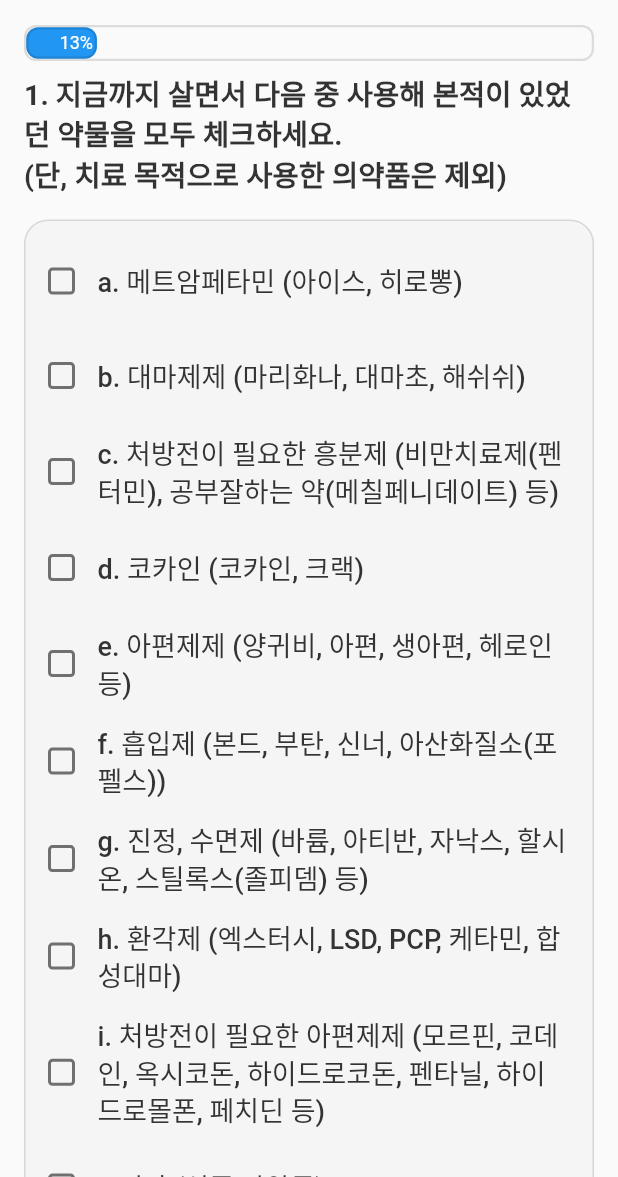
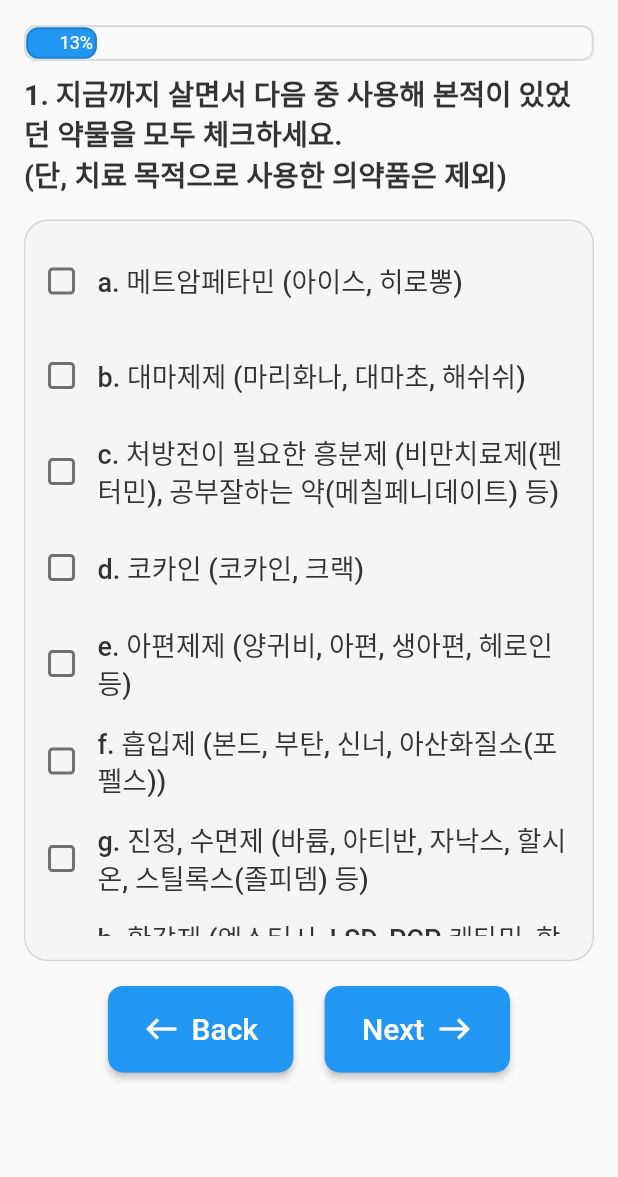
Before and after one commit to 2023-GSC-Diviction/Diviction-User, a Flutter app: the DrugSelfDiagnosis screen opened directly, on a phone screen of 412 x 824 dp, the part 59-1236 px from its top. Run offline on Flutter 3.47's test engine with Material 2 defaults, Android fonts, the light colour scheme and no system bars; drawn by our look-alikes of flutter_animation_progress_bar; our stand-ins replace dio, flutter_chat_bubble, flutter_riverpod, image_picker, shared_preferences, table_calendar; accounts and stored records are empty.

Commit message:
design: 검사에서 질문과 이전, 다음버튼은 고정하고 안에 내용은 리스트뷰 형식으로 스크롤되게 변경

```diff
--- a/lib/screen/drug_self-diagnosis.dart
+++ b/lib/screen/drug_self-diagnosis.dart
@@ -15,7 +15,7 @@ class _DrugSelfDiagnosisState extends State<DrugSelfDiagnosis> {
   int currentIndex = 1;
   int MaxValue = 8;
   List<bool> checkBoxList = List.generate(10, (index) => false); // false 10개
-  List<List<int>> choosedAnswers = [];
+  List<List<int>> choosedAnswers = []; // 마약 선택시에 그 개수에 맞게 초기화
 
   @override
   Widget build(BuildContext context) {
@@ -24,22 +24,22 @@ class _DrugSelfDiagnosisState extends State<DrugSelfDiagnosis> {
         List.generate(checkBoxList.length, (index) => index)
             .where((index) => checkBoxList[index] == true)
             .toList();
-    print(SelectedDrugs);
+    // print(SelectedDrugs);
     if (SelectedDrugs.length != choosedAnswers.length) {
       choosedAnswers = List.generate(
           SelectedDrugs.length,
           (index) =>
               List.generate(answer[currentIndex]!.length, (index) => -1));
     }
-    print(choosedAnswers);
-    return Scaffold(
+    // print(choosedAnswers);
+    return SafeArea(
+      child: Scaffold(
         appBar: const MyAppbar(
           isMain: false,
           title: 'Drug Self Diagnosis',
           hasBack: true,
         ),
-      body: SingleChildScrollView(
-        child: Padding(
+        body: Padding(
           padding: const EdgeInsets.only(left: 16, right: 16, bottom: 32),
           child: Column(
             children: [
@@ -60,17 +60,20 @@ class _DrugSelfDiagnosisState extends State<DrugSelfDiagnosis> {
                   drugCheckBoxPressed: drugCheckBoxPressed,
                 ),
               if (currentIndex != 1)
-                Column(children: [
-                  ...List.generate(SelectedDrugs.length, (index) => index).map(
-                    (index) => ExpectedAnswer(
+                Expanded(
+                  child: ListView.builder(
+                    itemCount: SelectedDrugs.length,
+                    itemBuilder: (context, index) {
+                      return ExpectedAnswer(
                         DrugName: answer[1]![SelectedDrugs[index]],
                         currentIndex: currentIndex,
                         choosedAnswer: choosedAnswers[index],
                         onAnswerPressed: onAnswerPressed,
                         ID: index,
+                      );
+                    },
                   ),
                 ),
-                ]),
               SizedBox(height: MediaQuery.of(context).size.height * 0.02),
               Padding(
                 padding: const EdgeInsets.symmetric(horizontal: 56),
@@ -135,6 +138,7 @@ class DrugChoose extends StatelessWidget {
   @override
   Widget build(BuildContext context) {
     return Container(
+      height: MediaQuery.of(context).size.height*0.6,
       decoration: BoxDecoration(
         color: Colors.grey[100],
         borderRadius: BorderRadius.circular(16),
@@ -142,12 +146,10 @@ class DrugChoose extends StatelessWidget {
       ),
       child: Padding(
         padding: const EdgeInsets.fromLTRB(0, 16, 16, 16),
-        child: Column(
-          mainAxisAlignment: MainAxisAlignment.center,
-          crossAxisAlignment: CrossAxisAlignment.start,
-          children: List.generate(10, (index) => index)
-              .map(
-                (index) => Padding(
+        child: ListView.builder(
+          itemCount: 10,
+          itemBuilder: (context, index) {
+            return Padding(
                 padding: index != 9
                     ? const EdgeInsets.only(bottom: 15)
                     : EdgeInsets.zero,
@@ -176,9 +178,9 @@ class DrugChoose extends StatelessWidget {
                       ),
                     ],
                   ),
-                    )),
-              )
-              .toList(),
+                ),
+            );
+          },
         ),
       ),
     );
```
Lines whose indentation alone changed are shown as unchanged.
